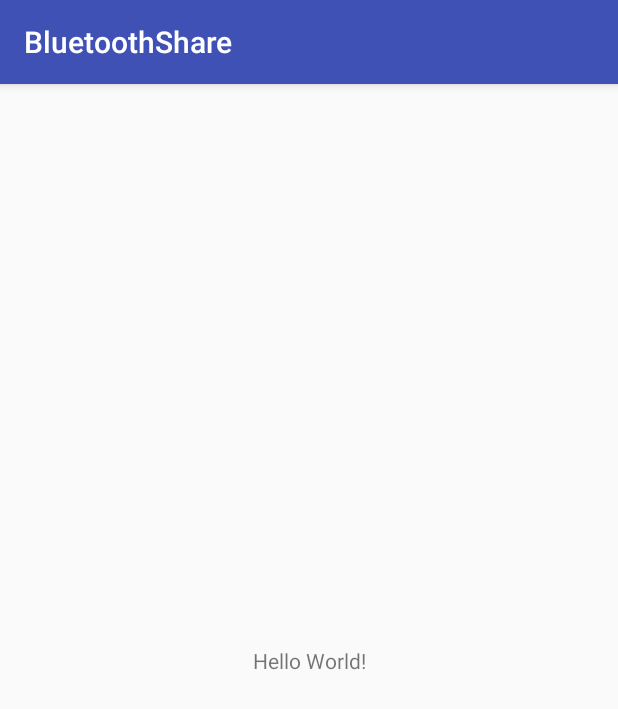
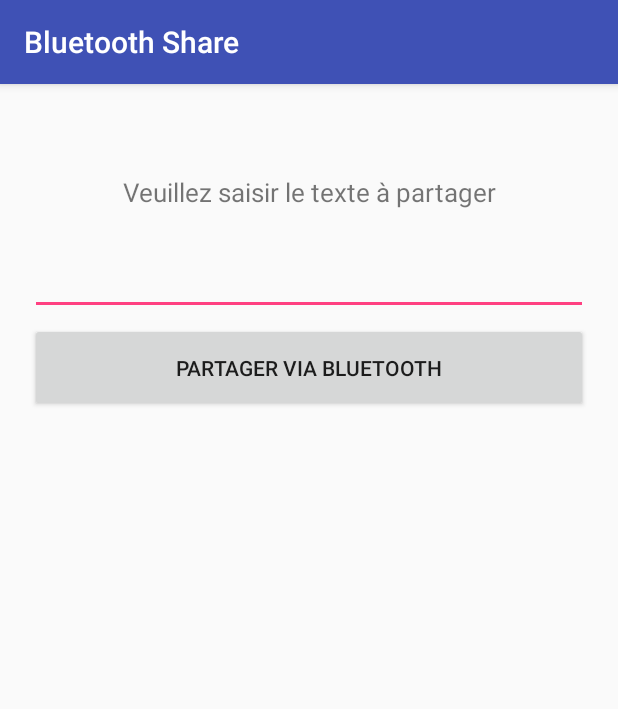
Before and after one commit to fdigbeu/BluetoothShare, an Android app: the screen it shows after launch (MainActivity), on a phone screen of 412 x 824 dp. Shown: the top 709 px of the screen. Run offline under Robolectric (Android 15) with nearby library versions, the phone set to English and light mode, and no system bars.

Commit message:
Modify activity_main.xml and string.xml files to make entry form

```diff
--- a/app/src/main/res/layout/activity_main.xml
+++ b/app/src/main/res/layout/activity_main.xml
@@ -1,18 +1,39 @@
 <?xml version="1.0" encoding="utf-8"?>
-<android.support.constraint.ConstraintLayout xmlns:android="http://schemas.android.com/apk/res/android"
+<LinearLayout xmlns:android="http://schemas.android.com/apk/res/android"
     xmlns:app="http://schemas.android.com/apk/res-auto"
     xmlns:tools="http://schemas.android.com/tools"
     android:layout_width="match_parent"
     android:layout_height="match_parent"
+    android:orientation="vertical"
+    android:padding="@dimen/widget_padding_20"
     tools:context="lveapp.fr.bluetoothshare.MainActivity">
 
     <TextView
-        android:layout_width="wrap_content"
+        android:layout_width="match_parent"
         android:layout_height="wrap_content"
-        android:text="Hello World!"
-        app:layout_constraintBottom_toBottomOf="parent"
-        app:layout_constraintLeft_toLeftOf="parent"
-        app:layout_constraintRight_toRightOf="parent"
-        app:layout_constraintTop_toTopOf="parent" />
+        android:text="@string/txt_write_data_to_share"
+        android:textSize="@dimen/text_size_value_17"
+        android:paddingLeft="@dimen/widget_padding_20"
+        android:paddingTop="@dimen/widget_padding_20"
+        android:paddingRight="@dimen/widget_padding_20"
+        android:paddingBottom="@dimen/widget_padding_5"
+        android:layout_marginTop="@dimen/widget_padding_20"
+        android:gravity="center"/>
 
-</android.support.constraint.ConstraintLayout>
+    <EditText
+        android:id="@+id/editText"
+        android:layout_width="match_parent"
+        android:layout_height="wrap_content"
+        android:inputType="text"
+        android:padding="@dimen/widget_padding_20" />
+
+    <Button
+        android:id="@+id/buttonShare"
+        android:layout_width="match_parent"
+        android:layout_height="wrap_content"
+        android:text="@string/btn_share_by_bluetooth"
+        android:gravity="center"
+        android:padding="@dimen/text_size_value_20"
+        android:layout_marginTop="@dimen/widget_padding_10"/>
+
+</LinearLayout>
--- a/app/src/main/res/values/strings.xml
+++ b/app/src/main/res/values/strings.xml
@@ -1,3 +1,6 @@
 <resources>
-    <string name="app_name">BluetoothShare</string>
+    <string name="app_name">Bluetooth Share</string>
+    <string name="btn_share_by_bluetooth">Partager via Bluetooth</string>
+    <string name="txt_write_data_to_share">Veuillez saisir le texte à partager</string>
+    <string name="txt_field_require">Champ obligatoire</string>
 </resources>
```
